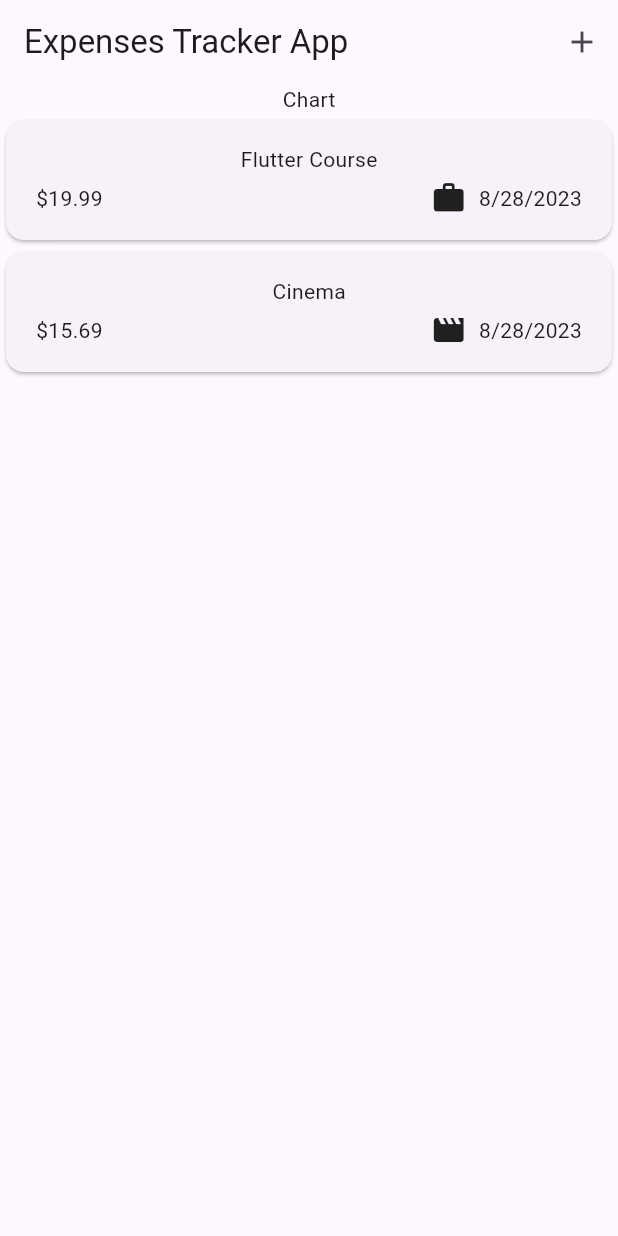
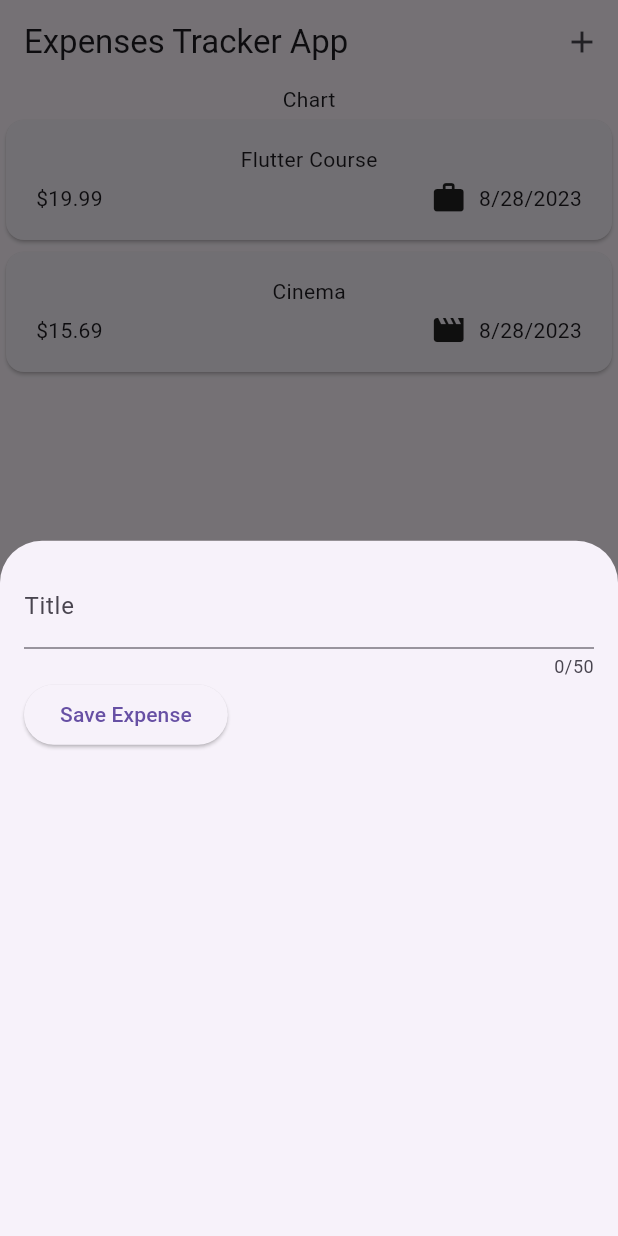
Before and after one commit to uzifauzi/Expense-Tracker-App, a Flutter app: the screen it shows after launch, after a tap on the "add" icon, on a phone screen of 412 x 824 dp. Run offline on Flutter 3.47's test engine with Material 2 defaults, Android fonts, the phone set to English and light mode, and no system bars.

Commit message:
feat: create add expense modal

```diff
--- a/lib/widgets/expenses.dart
+++ b/lib/widgets/expenses.dart
@@ -1,3 +1,4 @@
+import 'package:expenses_tracker_app/widgets/new_expense.dart';
 import 'package:flutter/material.dart';
 import 'package:expenses_tracker_app/models/expense.dart';
 import 'package:expenses_tracker_app/widgets/expenses_list/expenses_list.dart';
@@ -22,6 +23,12 @@ class _ExpensesState extends State<Expenses> {
         date: DateTime.now(),
         category: Category.leisure)
   ];
+
+  void _openAddExpenseOverlay() {
+    showModalBottomSheet(
+        context: context, builder: ((ctx) => const NewExpense()));
+  }
+
   @override
   Widget build(BuildContext context) {
     return Scaffold(
@@ -29,7 +36,7 @@ class _ExpensesState extends State<Expenses> {
         title: const Text("Expenses Tracker App"),
         actions: [
           IconButton(
-            onPressed: () {},
+            onPressed: _openAddExpenseOverlay,
             icon: const Icon(Icons.add),
           )
         ],
--- /dev/null
+++ b/lib/widgets/new_expense.dart
@@ -0,0 +1,45 @@
+import 'package:flutter/material.dart';
+
+class NewExpense extends StatefulWidget {
+  const NewExpense({super.key});
+
+  @override
+  State<NewExpense> createState() => _NewExpenseState();
+}
+
+class _NewExpenseState extends State<NewExpense> {
+  var _enteredTitle = '';
+
+  void _saveTitleInput(String input) {
+    _enteredTitle = input;
+  }
+
+  @override
+  Widget build(BuildContext context) {
+    return Padding(
+      padding: const EdgeInsets.all(
+        16,
+      ),
+      child: Column(
+        children: [
+          TextField(
+            onChanged: _saveTitleInput,
+            maxLength: 50,
+            keyboardType: TextInputType.name,
+            decoration: const InputDecoration(label: Text('Title')),
+          ),
+          Row(
+            children: [
+              ElevatedButton(
+                onPressed: () {
+                  print(_enteredTitle);
+                },
+                child: const Text('Save Expense'),
+              ),
+            ],
+          )
+        ],
+      ),
+    );
+  }
+}
```
